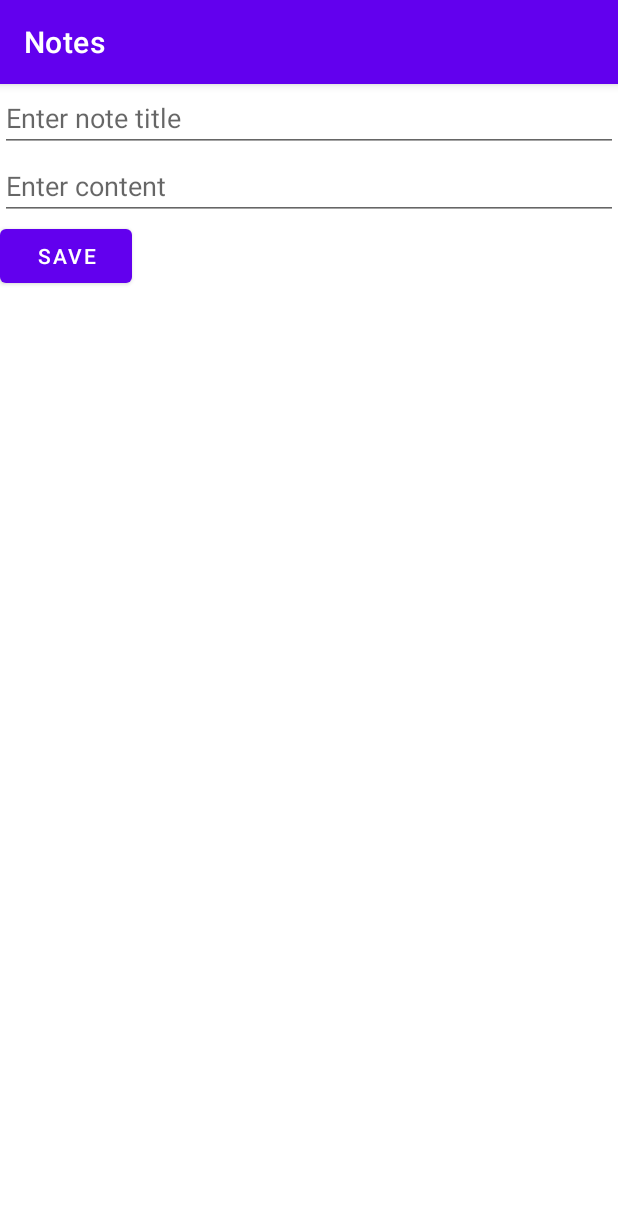
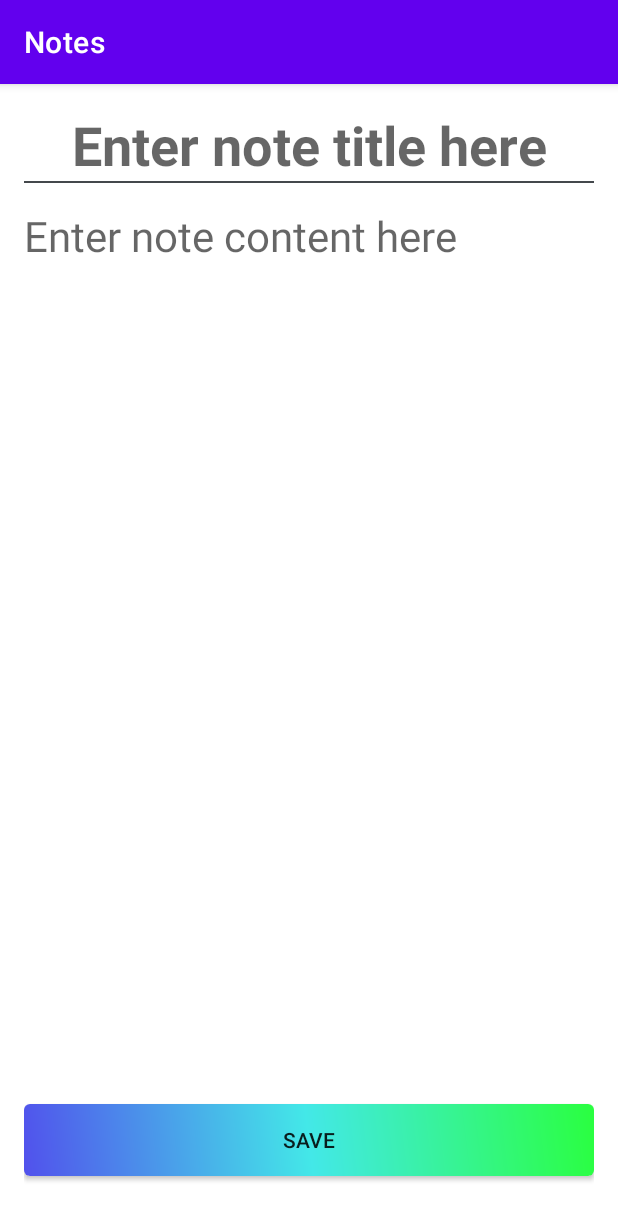
Before and after one commit to can-mustafa/note-app, an Android app: the NoteAddFragment screen opened through its navigation route, on a phone screen of 412 x 824 dp. Shown: the top 1220 px of the screen. Run offline under Robolectric (Android 15) with nearby library versions, the phone set to English and light mode, and no system bars; our stand-ins replace Dagger/Hilt's generated code.

Commit message:
note add and edit fragments updated

```diff
--- a/app/src/main/java/com/mustafacan/notes/data/NoteDatabase.kt
+++ b/app/src/main/java/com/mustafacan/notes/data/NoteDatabase.kt
@@ -5,7 +5,7 @@ import androidx.room.RoomDatabase
 import com.mustafacan.notes.domain.model.Note
 
 @Database(entities = [Note::class], version = 1)
-abstract class NoteDatabase: RoomDatabase() {
+abstract class NoteDatabase : RoomDatabase() {
 
     abstract fun noteDao(): NoteDao
 
--- a/app/src/main/java/com/mustafacan/notes/domain/use_case/NoteUseCases.kt
+++ b/app/src/main/java/com/mustafacan/notes/domain/use_case/NoteUseCases.kt
@@ -1,6 +1,6 @@
 package com.mustafacan.notes.domain.use_case
 
-data class NoteUseCases (
+data class NoteUseCases(
     val getNotes: GetNotes,
     val getNote: GetNote,
     val deleteNote: DeleteNote,
--- /dev/null
+++ b/app/src/main/java/com/mustafacan/notes/domain/util/Util.kt
@@ -0,0 +1,6 @@
+package com.mustafacan.notes.domain.util
+
+object Util {
+    const val INVALID_NOTE_ID = -1
+    const val DATE_FORMAT = "dd/MM/yyyy HH:mm"
+}
--- a/app/src/main/java/com/mustafacan/notes/presentation/view/NoteAddEditFragment.kt
+++ b/app/src/main/java/com/mustafacan/notes/presentation/view/NoteAddFragment.kt
@@ -8,28 +8,29 @@ import android.widget.Toast
 import androidx.fragment.app.Fragment
 import androidx.lifecycle.ViewModelProvider
 import androidx.lifecycle.lifecycleScope
-import com.mustafacan.notes.databinding.FragmentNoteAddEditBinding
+import androidx.navigation.fragment.findNavController
+import com.mustafacan.notes.databinding.FragmentNoteAddBinding
 import com.mustafacan.notes.domain.model.Note
 import com.mustafacan.notes.presentation.util.Status
 import com.mustafacan.notes.presentation.viewmodel.NotesViewModel
 import kotlinx.coroutines.flow.collectIndexed
 import kotlinx.coroutines.launch
 
-class NoteAddEditFragment : Fragment() {
+class NoteAddFragment : Fragment() {
 
-    private var _binding: FragmentNoteAddEditBinding? = null
+    private var _binding: FragmentNoteAddBinding? = null
     private val binding get() = _binding!!
 
-    lateinit var viewModel: NotesViewModel
+    private lateinit var viewModel: NotesViewModel
 
     override fun onCreateView(
-        inflater: LayoutInflater, container: ViewGroup?,
+        inflater: LayoutInflater,
+        container: ViewGroup?,
         savedInstanceState: Bundle?
-    ): View {
-        _binding = FragmentNoteAddEditBinding.inflate(inflater, container, false)
+    ): View? {
+        _binding = FragmentNoteAddBinding.inflate(inflater, container, false)
         return binding.root
     }
-
 
     override fun onViewCreated(view: View, savedInstanceState: Bundle?) {
         super.onViewCreated(view, savedInstanceState)
@@ -46,11 +47,11 @@ class NoteAddEditFragment : Fragment() {
     }
 
     private fun setListeners() {
-        binding.addNote.setOnClickListener {
+        binding.noteAddButton.setOnClickListener {
             viewModel.addNote(
                 Note(
-                    binding.title.text.toString(),
-                    binding.content.text.toString(),
+                    binding.noteAddTitle.text.toString(),
+                    binding.noteAddContent.text.toString(),
                     System.currentTimeMillis()
                 )
             )
@@ -64,9 +65,10 @@ class NoteAddEditFragment : Fragment() {
                     Status.SUCCESS -> {
                         Toast.makeText(
                             requireContext(),
-                            "Note added successfully.",
+                            "Note saved successfully.",
                             Toast.LENGTH_LONG
                         ).show()
+                        findNavController().popBackStack()
                     }
                     Status.ERROR -> {
                         Toast.makeText(
@@ -78,9 +80,4 @@ class NoteAddEditFragment : Fragment() {
             }
         }
     }
-
-
-    companion object {
-        fun newInstance() = NoteAddEditFragment()
-    }
 }
--- /dev/null
+++ b/app/src/main/res/drawable/button_gradient.xml
@@ -0,0 +1,11 @@
+<?xml version="1.0" encoding="utf-8"?>
+<shape xmlns:android="http://schemas.android.com/apk/res/android"
+    android:shape="rectangle">
+    <corners android:radius="@dimen/dp_4" />
+
+    <gradient
+        android:angle="45"
+        android:centerColor="#43E8E8"
+        android:endColor="#2AFF3F"
+        android:startColor="#5151EC" />
+</shape>
--- /dev/null
+++ b/app/src/main/res/drawable/ic_baseline_save_24.xml
@@ -0,0 +1,5 @@
+<vector android:height="24dp" android:tint="#FFFFFF"
+    android:viewportHeight="24" android:viewportWidth="24"
+    android:width="24dp" xmlns:android="http://schemas.android.com/apk/res/android">
+    <path android:fillColor="@android:color/white" android:pathData="M17,3L5,3c-1.11,0 -2,0.9 -2,2v14c0,1.1 0.89,2 2,2h14c1.1,0 2,-0.9 2,-2L21,7l-4,-4zM12,19c-1.66,0 -3,-1.34 -3,-3s1.34,-3 3,-3 3,1.34 3,3 -1.34,3 -3,3zM15,9L5,9L5,5h10v4z"/>
+</vector>
--- a/app/src/main/res/layout/fragment_note_detail.xml
+++ b/app/src/main/res/layout/fragment_note_add.xml
@@ -1,23 +1,23 @@
 <?xml version="1.0" encoding="utf-8"?>
 <androidx.constraintlayout.widget.ConstraintLayout xmlns:android="http://schemas.android.com/apk/res/android"
     xmlns:app="http://schemas.android.com/apk/res-auto"
-    xmlns:tools="http://schemas.android.com/tools"
     android:layout_width="match_parent"
     android:layout_height="match_parent"
-    android:padding="@dimen/dp_16"
-    tools:context=".presentation.view.NoteDetailFragment">
+    android:padding="@dimen/dp_16">
 
-    <TextView
-        android:id="@+id/note_detail_title"
+    <EditText
+        android:id="@+id/note_add_title"
         android:layout_width="wrap_content"
         android:layout_height="wrap_content"
+        android:background="@android:color/transparent"
+        android:gravity="center_horizontal"
+        android:hint="@string/enter_note_title"
         android:textColor="@color/text_black"
         android:textSize="@dimen/sp_36"
         android:textStyle="bold"
         app:layout_constraintEnd_toEndOf="parent"
         app:layout_constraintStart_toStartOf="parent"
-        app:layout_constraintTop_toTopOf="parent"
-        tools:text="Test title" />
+        app:layout_constraintTop_toTopOf="parent" />
 
     <View
         android:id="@+id/divider"
@@ -25,26 +25,28 @@
         android:layout_height="@dimen/dp_1"
         android:background="@color/text_black"
         app:layout_constraintStart_toStartOf="parent"
-        app:layout_constraintTop_toBottomOf="@id/note_detail_title" />
+        app:layout_constraintTop_toBottomOf="@id/note_add_title" />
 
-    <TextView
-        android:id="@+id/note_detail_content"
+    <EditText
+        android:id="@+id/note_add_content"
         android:layout_width="wrap_content"
         android:layout_height="wrap_content"
         android:layout_marginTop="@dimen/dp_16"
+        android:background="@android:color/transparent"
+        android:hint="@string/enter_note_content"
         android:textColor="@color/text_black"
         android:textSize="@dimen/sp_28"
         app:layout_constraintStart_toStartOf="parent"
-        app:layout_constraintTop_toBottomOf="@id/divider"
-        tools:text="Test content" />
+        app:layout_constraintTop_toBottomOf="@id/divider" />
 
-    <TextView
-        android:id="@+id/note_detail_timestamp"
-        android:layout_width="wrap_content"
+    <androidx.appcompat.widget.AppCompatButton
+        android:id="@+id/note_add_button"
+        android:layout_width="match_parent"
         android:layout_height="wrap_content"
-        android:textColor="@color/text_gray"
+        android:layout_marginBottom="@dimen/dp_24"
+        android:background="@drawable/button_gradient"
+        android:text="@string/save"
         app:layout_constraintBottom_toBottomOf="parent"
-        app:layout_constraintEnd_toEndOf="parent"
-        tools:text="18.02.1992 21:25" />
+        app:layout_constraintEnd_toEndOf="parent" />
 
 </androidx.constraintlayout.widget.ConstraintLayout>
--- a/app/src/main/res/layout/fragment_note_add_edit.xml
+++ /dev/null
@@ -1,28 +0,0 @@
-<?xml version="1.0" encoding="utf-8"?>
-<LinearLayout xmlns:android="http://schemas.android.com/apk/res/android"
-    xmlns:tools="http://schemas.android.com/tools"
-    android:layout_width="match_parent"
-    android:layout_height="match_parent"
-    android:orientation="vertical"
-    tools:context=".presentation.view.NoteDetailFragment">
-
-
-    <EditText
-        android:id="@+id/title"
-        android:layout_width="match_parent"
-        android:layout_height="wrap_content"
-        android:hint="Enter note title" />
-
-    <EditText
-        android:id="@+id/content"
-        android:layout_width="match_parent"
-        android:layout_height="wrap_content"
-        android:hint="Enter content" />
-
-    <Button
-        android:id="@+id/add_note"
-        android:layout_width="wrap_content"
-        android:layout_height="wrap_content"
-        android:text="save" />
-
-</LinearLayout>
--- a/app/src/main/res/navigation/nav_graph.xml
+++ b/app/src/main/res/navigation/nav_graph.xml
@@ -11,25 +11,25 @@
         android:label="fragment_note_list"
         tools:layout="@layout/fragment_notes">
         <action
-            android:id="@+id/action_noteListFragment_to_noteDetailFragment"
-            app:destination="@id/noteDetailFragment" />
+            android:id="@+id/action_noteListFragment_to_noteEditFragment"
+            app:destination="@id/noteEditFragment" />
         <action
-            android:id="@+id/action_noteListFragment_to_noteAddEditFragment"
-            app:destination="@id/noteAddEditFragment" />
+            android:id="@+id/action_noteListFragment_to_noteAddFragment"
+            app:destination="@+id/noteAddFragment" />
     </fragment>
     <fragment
-        android:id="@+id/noteDetailFragment"
-        android:name="com.mustafacan.notes.presentation.view.NoteDetailFragment"
-        android:label="fragment_note_detail"
-        tools:layout="@layout/fragment_note_detail">
+        android:id="@+id/noteEditFragment"
+        android:name="com.mustafacan.notes.presentation.view.NoteEditFragment"
+        android:label="fragment_note_edit"
+        tools:layout="@layout/fragment_note_edit">
         <argument
             android:name="note_id"
             android:defaultValue="-1"
             app:argType="integer" />
     </fragment>
     <fragment
-        android:id="@+id/noteAddEditFragment"
-        android:name="com.mustafacan.notes.presentation.view.NoteAddEditFragment"
-        android:label="fragment_note_add_edit"
-        tools:layout="@layout/fragment_note_add_edit" />
+        android:id="@+id/noteAddFragment"
+        android:name="com.mustafacan.notes.presentation.view.NoteAddFragment"
+        android:label="fragment_note_add"
+        tools:layout="@layout/fragment_note_add" />
 </navigation>
--- a/app/src/main/res/values/strings.xml
+++ b/app/src/main/res/values/strings.xml
@@ -7,4 +7,10 @@
     <string name="ascending">Ascending</string>
     <string name="descending">Descending</string>
     <string name="personal_notes">Personal Notes</string>
+    <string name="enter_note_title">Enter note title here</string>
+    <string name="enter_note_content">Enter note content here</string>
+    <string name="save">Save</string>
+    <string name="empty_title">Empty title…</string>
+    <string name="empty_content">Empty content…</string>
+    <string name="last_update_date">Last update: %1$s</string>
 </resources>
```
Also changed, not shown: app/src/main/java/com/mustafacan/notes/presentation/view/NoteDetailFragment.kt (deleted, +0 -63 lines), app/src/main/java/com/mustafacan/notes/presentation/view/NoteEditFragment.kt (added, +112 -0 lines), app/src/main/java/com/mustafacan/notes/presentation/view/NotesFragment.kt (+3 -9 lines), app/src/main/res/layout/fragment_note_edit.xml (added, +72 -0 lines), app/src/main/res/layout/fragment_notes.xml (+12 -14 lines).
